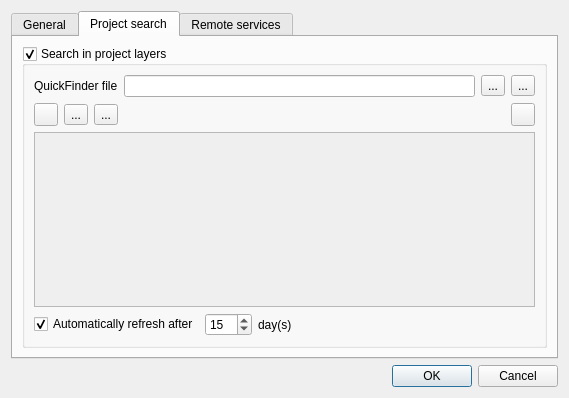
The window that ui/ui_configuration.ui (3nids/quickfinder) describes before a commit, drawn with Qt 5.
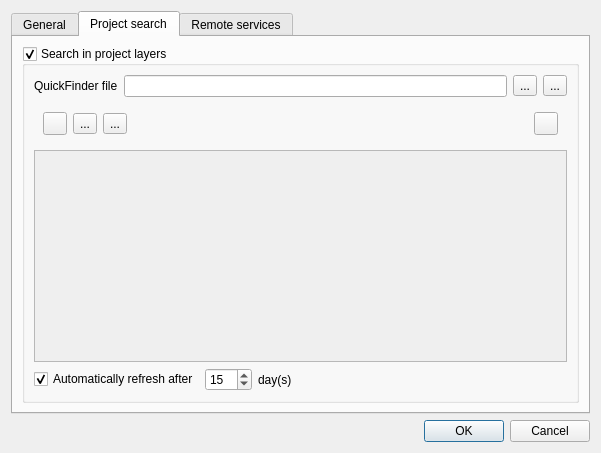
The same window after the commit. The open tabs and pages were chosen to show the change. Icons and pictures are not drawn.

Commit message: prevent adding new search if no FTS file is given

```diff
--- a/ui/ui_configuration.ui
+++ b/ui/ui_configuration.ui
@@ -6,8 +6,8 @@
    <rect>
     <x>0</x>
     <y>0</y>
-    <width>569</width>
-    <height>398</height>
+    <width>601</width>
+    <height>453</height>
    </rect>
   </property>
   <property name="windowTitle">
@@ -205,64 +205,6 @@
             </item>
            </layout>
           </item>
-          <item row="1" column="0">
-           <layout class="QHBoxLayout" name="projectSearchButtonsLayout">
-            <item>
-             <widget class="QToolButton" name="addSearchButton">
-              <property name="icon">
-               <iconset resource="../resources.qrc">
-                <normaloff>:/plugins/quickfinder/icons/add.png</normaloff>:/plugins/quickfinder/icons/add.png</iconset>
-              </property>
-             </widget>
-            </item>
-            <item>
-             <widget class="QToolButton" name="removeSearchButton">
-              <property name="text">
-               <string>...</string>
-              </property>
-              <property name="icon">
-               <iconset resource="../resources.qrc">
-                <normaloff>:/plugins/quickfinder/icons/remove.png</normaloff>:/plugins/quickfinder/icons/remove.png</iconset>
-              </property>
-             </widget>
-            </item>
-            <item>
-             <widget class="QToolButton" name="editSearchButton">
-              <property name="text">
-               <string>...</string>
-              </property>
-              <property name="icon">
-               <iconset resource="../resources.qrc">
-                <normaloff>:/plugins/quickfinder/icons/edit.svg</normaloff>:/plugins/quickfinder/icons/edit.svg</iconset>
-              </property>
-             </widget>
-            </item>
-            <item>
-             <spacer name="horizontalSpacer_6">
-              <property name="orientation">
-               <enum>Qt::Horizontal</enum>
-              </property>
-              <property name="sizeHint" stdset="0">
-               <size>
-                <width>40</width>
-                <height>20</height>
-               </size>
-              </property>
-             </spacer>
-            </item>
-            <item>
-             <widget class="QToolButton" name="refreshButton">
-              <property name="text">
-               <string/>
-              </property>
-              <property name="icon">
-               <iconset resource="../resources.qrc">
-                <normaloff>:/plugins/quickfinder/icons/refresh.svg</normaloff>:/plugins/quickfinder/icons/refresh.svg</iconset>
-              </property>
-             </widget>
-            </item>
-           </layout>
-          </item>
           <item row="2" column="0">
            <widget class="QTableView" name="projectSearchTable">
             <property name="enabled">
@@ -329,6 +271,66 @@
             </item>
            </layout>
           </item>
+          <item row="1" column="0">
+           <widget class="QWidget" name="projectSearchButtonsWidget" native="true">
+            <layout class="QHBoxLayout" name="projectSearchButtonsLayout">
+             <item>
+              <widget class="QToolButton" name="addSearchButton">
+               <property name="icon">
+                <iconset resource="../resources.qrc">
+                 <normaloff>:/plugins/quickfinder/icons/add.png</normaloff>:/plugins/quickfinder/icons/add.png</iconset>
+               </property>
+              </widget>
+             </item>
+             <item>
+              <widget class="QToolButton" name="removeSearchButton">
+               <property name="text">
+                <string>...</string>
+               </property>
+               <property name="icon">
+                <iconset resource="../resources.qrc">
+                 <normaloff>:/plugins/quickfinder/icons/remove.png</normaloff>:/plugins/quickfinder/icons/remove.png</iconset>
+               </property>
+              </widget>
+             </item>
+             <item>
+              <widget class="QToolButton" name="editSearchButton">
+               <property name="text">
+                <string>...</string>
+               </property>
+               <property name="icon">
+                <iconset resource="../resources.qrc">
+                 <normaloff>:/plugins/quickfinder/icons/edit.svg</normaloff>:/plugins/quickfinder/icons/edit.svg</iconset>
+               </property>
+              </widget>
+             </item>
+             <item>
+              <spacer name="horizontalSpacer_6">
+               <property name="orientation">
+                <enum>Qt::Horizontal</enum>
+               </property>
+               <property name="sizeHint" stdset="0">
+                <size>
+                 <width>40</width>
+                 <height>20</height>
+                </size>
+               </property>
+              </spacer>
+             </item>
+             <item>
+              <widget class="QToolButton" name="refreshButton">
+               <property name="text">
+                <string/>
+               </property>
+               <property name="icon">
+                <iconset resource="../resources.qrc">
+                 <normaloff>:/plugins/quickfinder/icons/refresh.svg</normaloff>:/plugins/quickfinder/icons/refresh.svg</iconset>
+               </property>
+              </widget>
+             </item>
+            </layout>
+           </widget>
+          </item>
          </layout>
         </widget>
        </item>
```
The commit also changes 2 other files.
